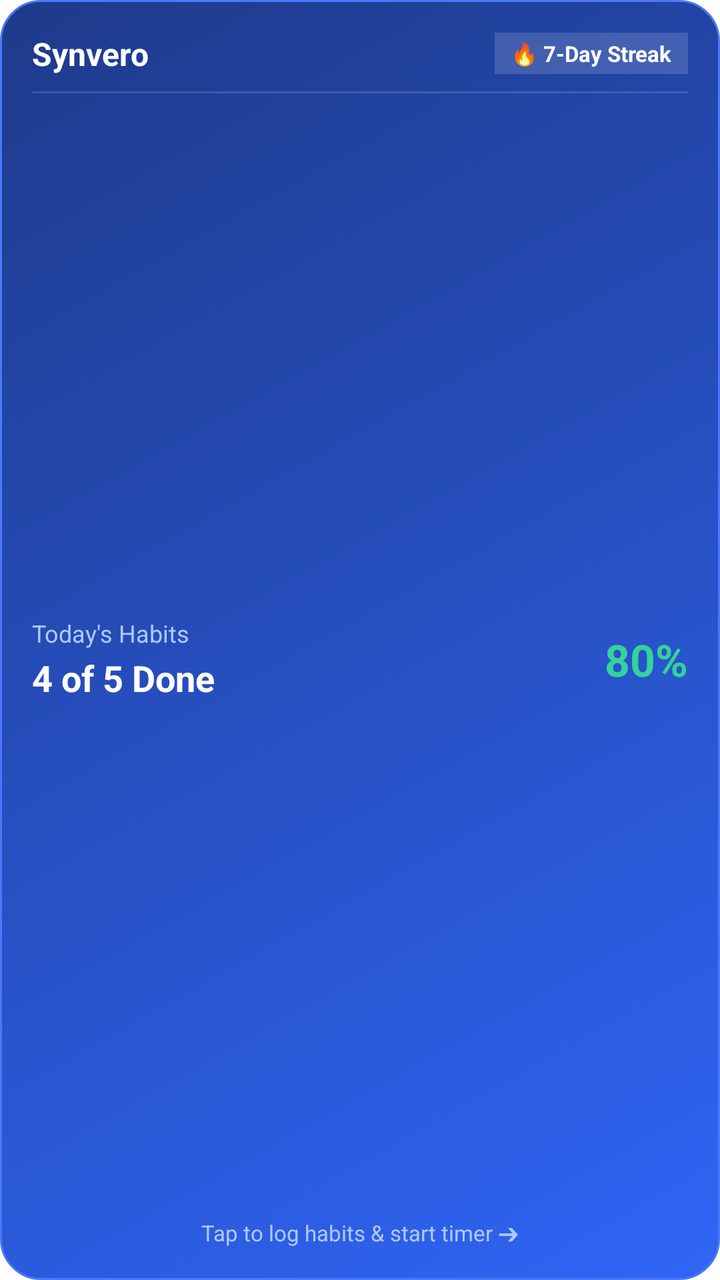
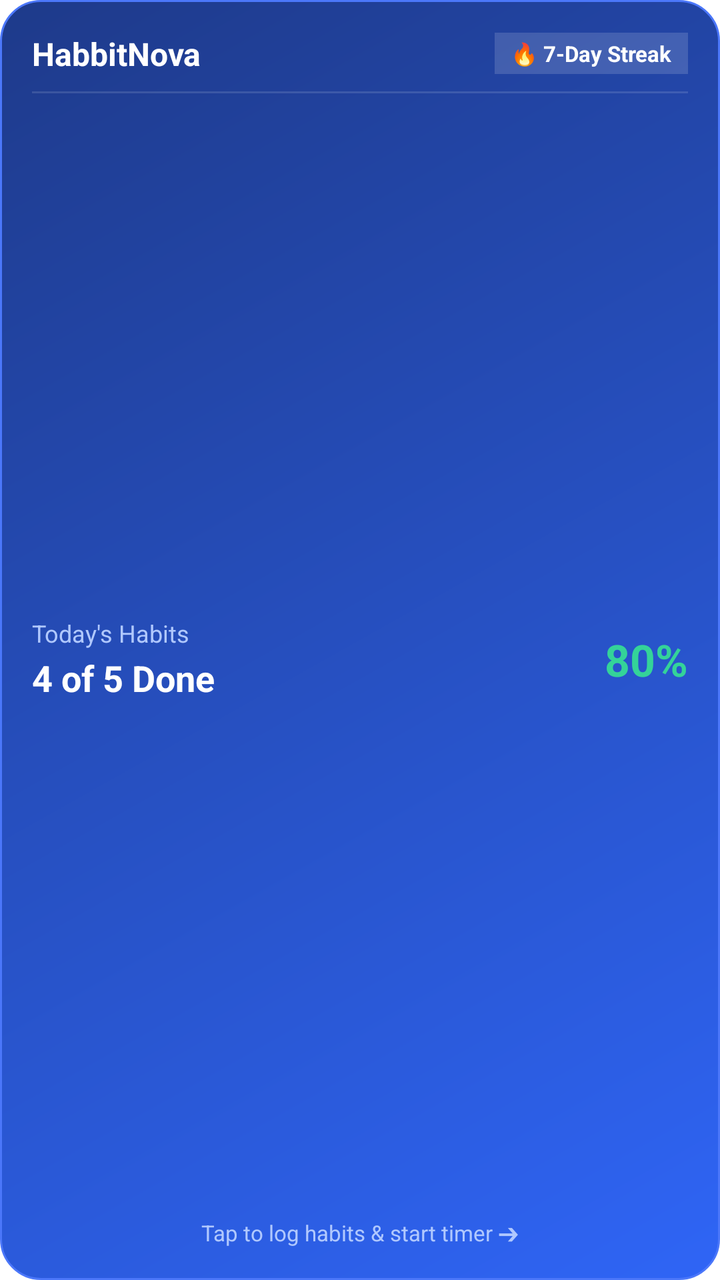

Screens rendered from an Android XML layout before and after an edit, with the pre-edit source and the edit as a unified diff.
<!-- AndroidManifest.xml: fallback theme Theme.MaterialComponents.DayNight.NoActionBar -->
<!-- res/layout/synvero_app_widget.xml -->
<?xml version="1.0" encoding="utf-8"?>
<LinearLayout xmlns:android="http://schemas.android.com/apk/res/android"
    android:id="@+id/widget_container"
    android:layout_width="match_parent"
    android:layout_height="match_parent"
    android:background="@drawable/widget_background"
    android:orientation="vertical"
    android:padding="16dp">

    
    <LinearLayout
        android:layout_width="match_parent"
        android:layout_height="wrap_content"
        android:gravity="center_vertical"
        android:orientation="horizontal">

        <TextView
            android:id="@+id/widget_app_title"
            android:layout_width="0dp"
            android:layout_height="wrap_content"
            android:layout_weight="1"
            android:text="Synvero"
            android:textColor="#FFFFFF"
            android:textSize="16sp"
            android:textStyle="bold" />

        <TextView
            android:id="@+id/widget_streak_badge"
            android:layout_width="wrap_content"
            android:layout_height="wrap_content"
            android:background="#26FFFFFF"
            android:paddingStart="8dp"
            android:paddingTop="3dp"
            android:paddingEnd="8dp"
            android:paddingBottom="3dp"
            android:text="🔥 7-Day Streak"
            android:textColor="#FFFFFF"
            android:textSize="11sp"
            android:textStyle="bold" />
    </LinearLayout>

    <View
        android:layout_width="match_parent"
        android:layout_height="1dp"
        android:layout_marginTop="8dp"
        android:layout_marginBottom="8dp"
        android:background="#20FFFFFF" />

    
    <LinearLayout
        android:layout_width="match_parent"
        android:layout_height="0dp"
        android:layout_weight="1"
        android:gravity="center_vertical"
        android:orientation="horizontal">

        <LinearLayout
            android:layout_width="0dp"
            android:layout_height="wrap_content"
            android:layout_weight="1"
            android:orientation="vertical">

            <TextView
                android:id="@+id/widget_habits_label"
                android:layout_width="wrap_content"
                android:layout_height="wrap_content"
                android:text="Today's Habits"
                android:textColor="#B0C8FE"
                android:textSize="12sp" />

            <TextView
                android:id="@+id/widget_habits_count"
                android:layout_width="wrap_content"
                android:layout_height="wrap_content"
                android:layout_marginTop="2dp"
                android:text="4 of 5 Done"
                android:textColor="#FFFFFF"
                android:textSize="18sp"
                android:textStyle="bold" />
        </LinearLayout>

        <TextView
            android:id="@+id/widget_percentage"
            android:layout_width="wrap_content"
            android:layout_height="wrap_content"
            android:text="80%"
            android:textColor="#34D399"
            android:textSize="22sp"
            android:textStyle="bold" />
    </LinearLayout>

    
    <TextView
        android:id="@+id/widget_action_text"
        android:layout_width="match_parent"
        android:layout_height="wrap_content"
        android:layout_marginTop="4dp"
        android:gravity="center"
        android:text="Tap to log habits &amp; start timer ➔"
        android:textColor="#B0C8FE"
        android:textSize="11sp" />
</LinearLayout>
<!-- resources referenced by this layout -->
<resources>
  <!-- drawable widget_background (drawable) -->
  <?xml version="1.0" encoding="utf-8"?>
  <shape xmlns:android="http://schemas.android.com/apk/res/android"
      android:shape="rectangle">
      <corners android:radius="20dp" />
      <gradient
          android:angle="135"
          android:startColor="#2F65F6"
          android:endColor="#1E3A8A"
          android:type="linear" />
      <stroke
          android:width="1dp"
          android:color="#4B77FA" />
  </shape>
</resources>

<!-- the commit's change to res/layout/synvero_app_widget.xml (unified diff, before → after) -->
@@ -19,7 +19,7 @@
             android:layout_width="0dp"
             android:layout_height="wrap_content"
             android:layout_weight="1"
-            android:text="Synvero"
+            android:text="HabbitNova"
             android:textColor="#FFFFFF"
             android:textSize="16sp"
             android:textStyle="bold" />
@@ -39,7 +39,7 @@
             android:textStyle="bold" />
     </LinearLayout>
 
-    <View
+    <ImageView
         android:layout_width="match_parent"
         android:layout_height="1dp"
         android:layout_marginTop="8dp"
